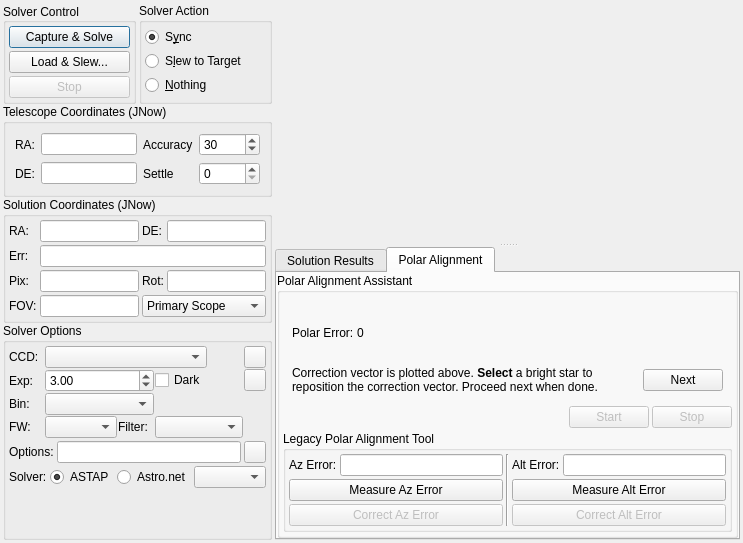
First picture: the form in kstars/ekos/align/align.ui, repository KDE/kstars, before the edit.
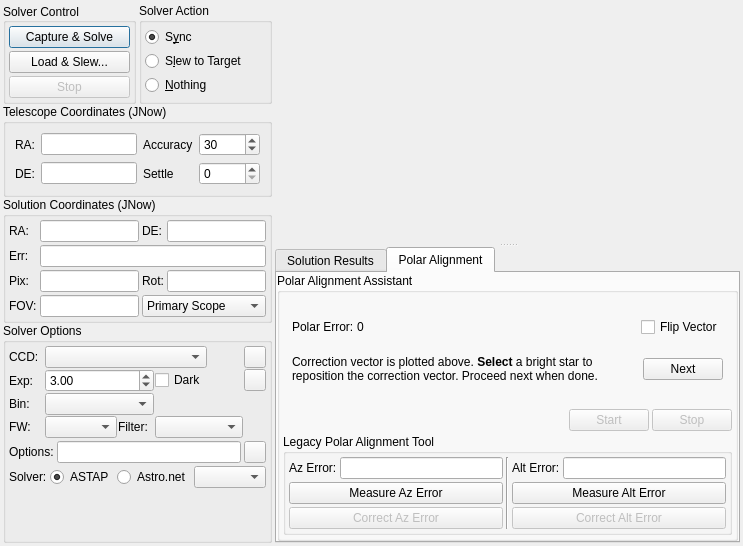
Second picture: the form after the edit. The open tabs and pages were chosen to show the change. Custom widgets are drawn as their Qt base class.

Commit message: Add flip vector as a temporary measure until we figure out why it fails under some circumstances

What changed in the file:
```diff
--- a/kstars/ekos/align/align.ui
+++ b/kstars/ekos/align/align.ui
@@ -7,7 +7,7 @@
     <x>0</x>
     <y>0</y>
     <width>709</width>
-    <height>543</height>
+    <height>546</height>
    </rect>
   </property>
   <layout class="QHBoxLayout" name="primaryLayout" stretch="1,3">
@@ -1418,6 +1418,13 @@
                    </property>
                   </spacer>
                  </item>
+                 <item>
+                  <widget class="QCheckBox" name="PAHFlipVectorC">
+                   <property name="text">
+                    <string>Flip Vector</string>
+                   </property>
+                  </widget>
+                 </item>
                 </layout>
                </item>
                <item>
```
Left out of the diff: 9 changed lines with no effect on the pictures. The commit also changes 3 other files.
